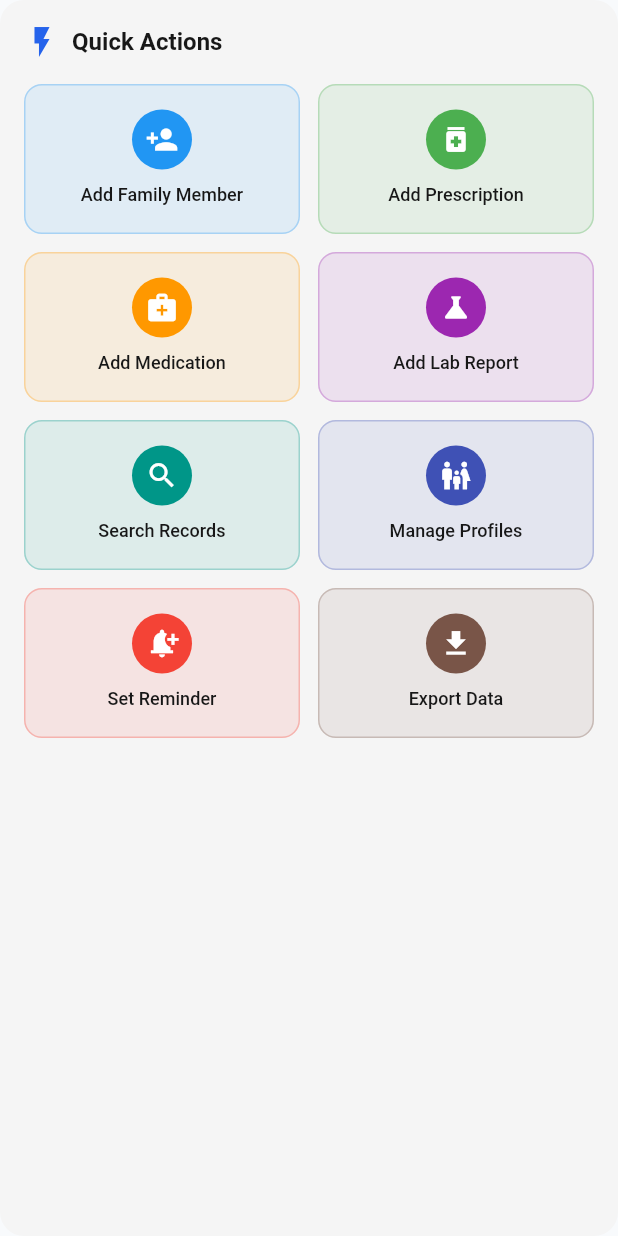
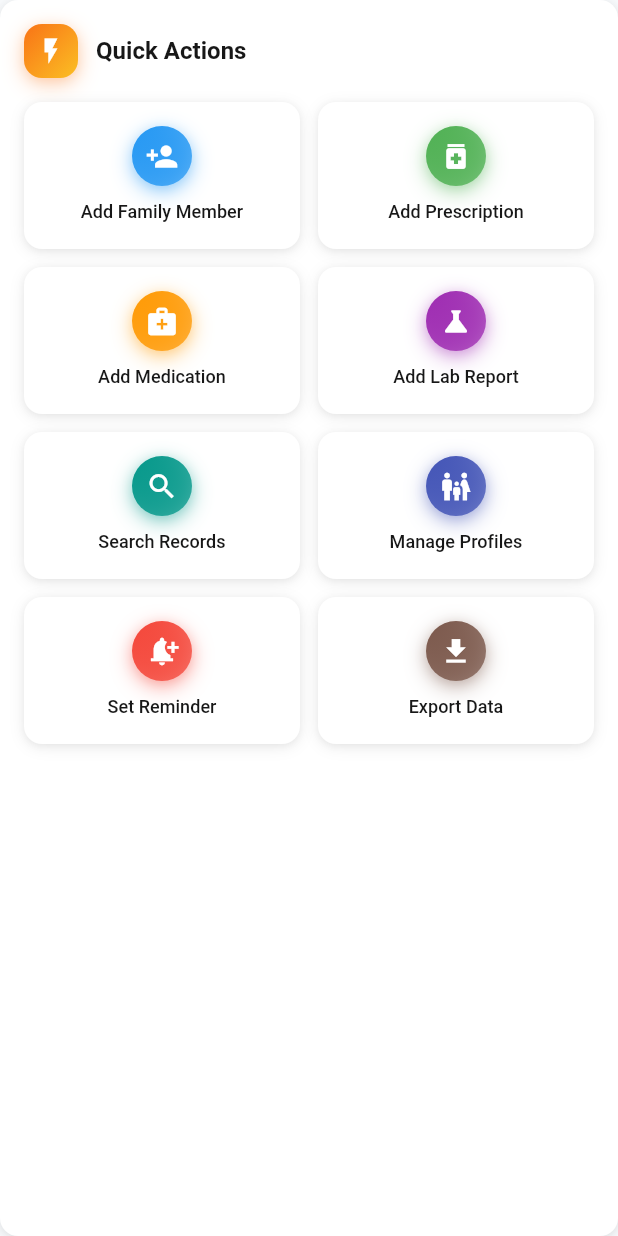
Before and after one commit to theprantadutta/health_box, a Flutter app: the QuickActionsWidget widget shown alone on an empty page, opened directly, on a phone screen of 412 x 824 dp. Run offline on Flutter 3.47's test engine with Material 3 defaults, Android fonts, the phone set to English and light mode, and no system bars; our stand-ins replace audioplayers, connectivity_plus, csv, drift, file_picker, fl_chart and 14 more; missing offline and left inert: alarm, encrypted_drift, google_mlkit_text_recognition, googleapis; accounts and stored records are empty; generated files the repository leaves out were written again; statements that could not run were skipped.

Commit message:
feat(ui): Phase 2 - Modernize dashboard widgets with gradients and shadows
Completed comprehensive modernization of all dashboard widgets with modern
gradient design, colored shadows, and interactive effects:

QuickActionsWidget:
- Replaced basic Card with ModernCard (hover effects, elevation transitions)
- Added gradient icon container with medicalOrange gradient
- Modernized all 8 quick action buttons with gradient backgrounds
- Added colored shadows to icons (0.4 opacity)
- Enabled haptic feedback and press/hover effects

UpcomingRemindersWidget:
- Replaced Card with ModernCard featuring hover effects
- Added gradient icon with chronicConditionGradient
- Modernized reminder items with gradient borders (gradientBorder: true)
- Status icons now use gradients with colored shadows
- Status badges (OVERDUE, TODAY) now use gradients instead of flat colors
- Different gradients per status: error, medicalBlue, medicalPurple

RecentActivityWidget:
- Replaced Card with ModernCard
- Activity items now use gradients from record type
- Icon containers use getRecordTypeGradient() with colored shadows
- "NEW" badges use successGradient with colored shadow
- Enabled hover and press effects on all activity cards

Design Patterns Applied:
- All cards use ModernCard with elevation transitions
- Gradient icons with colored shadows (0.3-0.4 opacity)
- Status badges use appropriate gradients
- Consistent hover/press effects with haptic feedback
- All gradients from HealthBoxDesignSystem

Fixed indentation issues in all three widgets for proper compilation.

Verified with flutter analyze - only 6 pre-existing deprecation warnings.

```diff
--- a/lib/features/dashboard/widgets/quick_actions_widget.dart
+++ b/lib/features/dashboard/widgets/quick_actions_widget.dart
@@ -2,6 +2,8 @@ import 'package:flutter/material.dart';
 import 'package:flutter_riverpod/flutter_riverpod.dart';
 import 'package:go_router/go_router.dart';
 import '../../../shared/navigation/app_router.dart';
+import '../../../shared/theme/design_system.dart';
+import '../../../shared/widgets/modern_card.dart';
 
 class QuickActionsWidget extends ConsumerWidget {
   const QuickActionsWidget({super.key});
@@ -10,16 +12,29 @@ class QuickActionsWidget extends ConsumerWidget {
   Widget build(BuildContext context, WidgetRef ref) {
     final theme = Theme.of(context);
 
-    return Card(
-      child: Padding(
+    return ModernCard(
+      elevation: CardElevation.low,
+      enableHoverEffect: true,
+      hoverElevation: CardElevation.medium,
       padding: const EdgeInsets.all(16),
       child: Column(
         crossAxisAlignment: CrossAxisAlignment.start,
         children: [
           Row(
             children: [
-                Icon(Icons.flash_on, color: theme.colorScheme.primary),
-                const SizedBox(width: 8),
+              Container(
+                padding: const EdgeInsets.all(8),
+                decoration: BoxDecoration(
+                  gradient: HealthBoxDesignSystem.medicalOrange,
+                  borderRadius: BorderRadius.circular(12),
+                  boxShadow: HealthBoxDesignSystem.coloredShadow(
+                    HealthBoxDesignSystem.medicalOrange.colors.first,
+                    opacity: 0.3,
+                  ),
+                ),
+                child: const Icon(Icons.flash_on, color: Colors.white, size: 20),
+              ),
+              const SizedBox(width: 12),
               Text(
                 'Quick Actions',
                 style: theme.textTheme.titleMedium?.copyWith(
@@ -29,7 +44,6 @@ class QuickActionsWidget extends ConsumerWidget {
             ],
           ),
           const SizedBox(height: 16),
-
           // First row of actions
           Row(
               children: [
@@ -54,9 +68,7 @@ class QuickActionsWidget extends ConsumerWidget {
                 ),
               ],
             ),
-
           const SizedBox(height: 12),
-
           // Second row of actions
           Row(
               children: [
@@ -81,9 +93,7 @@ class QuickActionsWidget extends ConsumerWidget {
                 ),
               ],
             ),
-
           const SizedBox(height: 12),
-
           // Third row of actions
           Row(
               children: [
@@ -108,9 +118,7 @@ class QuickActionsWidget extends ConsumerWidget {
                 ),
               ],
             ),
-
           const SizedBox(height: 12),
-
           // Fourth row of actions
           Row(
               children: [
@@ -137,7 +145,6 @@ class QuickActionsWidget extends ConsumerWidget {
             ),
         ],
       ),
-      ),
     );
   }
 
@@ -150,16 +157,21 @@ class QuickActionsWidget extends ConsumerWidget {
   }) {
     final theme = Theme.of(context);
 
-    return InkWell(
+    // Create gradient from the base color
+    final gradient = LinearGradient(
+      begin: Alignment.topLeft,
+      end: Alignment.bottomRight,
+      colors: [color, color.withValues(alpha: 0.7)],
+    );
+
+    return ModernCard(
+      elevation: CardElevation.low,
       onTap: onTap,
-      borderRadius: BorderRadius.circular(12),
-      child: Container(
+      enableHoverEffect: true,
+      hoverElevation: CardElevation.medium,
+      enablePressEffect: true,
+      enableHaptics: true,
       padding: const EdgeInsets.symmetric(vertical: 16, horizontal: 12),
-        decoration: BoxDecoration(
-          color: color.withValues(alpha: 0.1),
-          borderRadius: BorderRadius.circular(12),
-          border: Border.all(color: color.withValues(alpha: 0.3), width: 1),
-        ),
       child: Column(
         mainAxisSize: MainAxisSize.min,
         children: [
@@ -167,8 +179,9 @@ class QuickActionsWidget extends ConsumerWidget {
             width: 40,
             height: 40,
             decoration: BoxDecoration(
-                color: color,
+              gradient: gradient,
               borderRadius: BorderRadius.circular(20),
+              boxShadow: HealthBoxDesignSystem.coloredShadow(color, opacity: 0.4),
             ),
             child: Icon(icon, color: Colors.white, size: 22),
           ),
@@ -184,7 +197,6 @@ class QuickActionsWidget extends ConsumerWidget {
             overflow: TextOverflow.ellipsis,
           ),
         ],
-        ),
       ),
     );
   }
--- a/lib/features/medical_records/screens/lab_report_form_screen.dart
+++ b/lib/features/medical_records/screens/lab_report_form_screen.dart
@@ -45,7 +45,7 @@ class _LabReportFormScreenState extends ConsumerState<LabReportFormScreen> {
           ),
         ),
         elevation: 0,
-        shadowColor: HealthBoxDesignSystem.labReportGradient.colors.last.withOpacity(0.3),
+        shadowColor: HealthBoxDesignSystem.labReportGradient.colors.last.withValues(alpha: 0.3),
         actions: [
           TextButton(
             onPressed: _isLoading ? null : _saveLabReport,
--- a/lib/features/medical_records/screens/prescription_form_screen.dart
+++ b/lib/features/medical_records/screens/prescription_form_screen.dart
@@ -113,7 +113,7 @@ class _PrescriptionFormScreenState
             gradient: HealthBoxDesignSystem.prescriptionGradient,
             boxShadow: [
               BoxShadow(
-                color: HealthBoxDesignSystem.prescriptionGradient.colors.first.withOpacity(0.3),
+                color: HealthBoxDesignSystem.prescriptionGradient.colors.first.withValues(alpha: 0.3),
                 blurRadius: 8,
                 offset: const Offset(0, 2),
               ),
```
Also changed, not shown: lib/features/dashboard/widgets/recent_activity_widget.dart (+22 -23 lines), lib/features/dashboard/widgets/upcoming_reminders_widget.dart (+48 -33 lines). Lines whose indentation alone changed are shown as unchanged.
